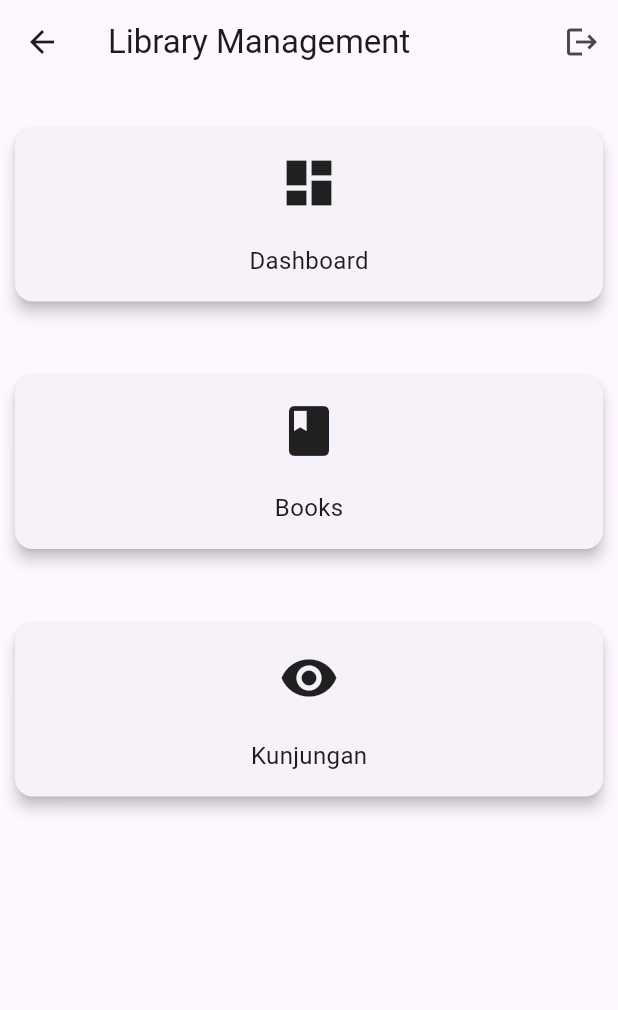
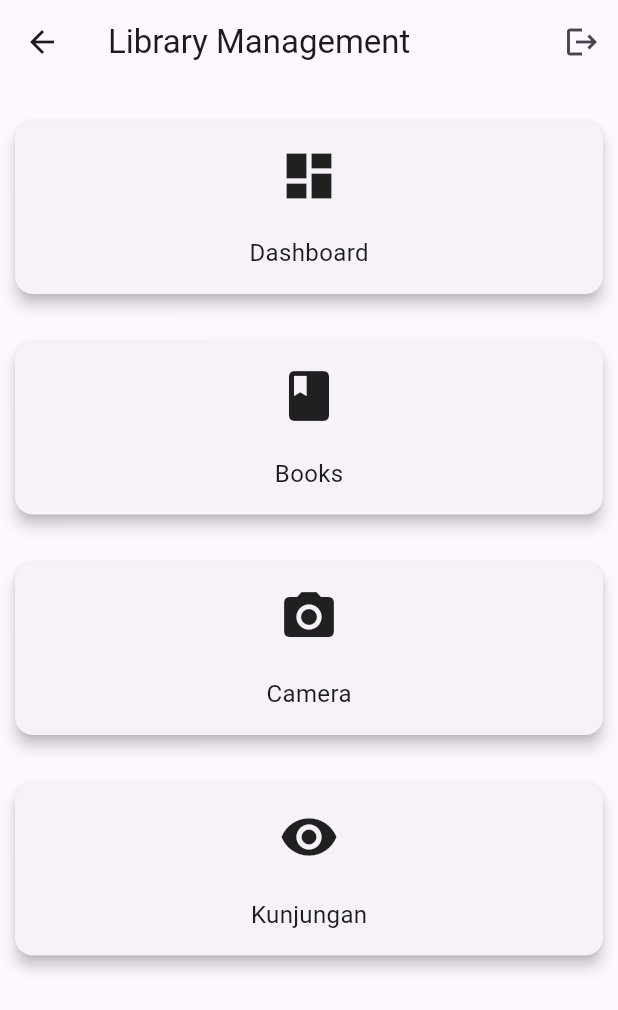
Before and after one commit to xzxcupapi/library-app, a Flutter app: the SettingScreen screen opened by its route, on a phone screen of 412 x 824 dp. Shown: the top 1010 px of the screen. Run offline on Flutter 3.47's test engine with Material 3 defaults, Android fonts, the light colour scheme and no system bars; our stand-ins replace camera, data_table_2, permission_handler, shared_preferences; accounts and stored records are empty.

Commit message:
Edit Settings Screen: Add Camera Grid

```diff
--- a/lib/screens/setting_screen.dart
+++ b/lib/screens/setting_screen.dart
@@ -40,9 +40,12 @@ class SettingScreen extends StatelessWidget {
           mainAxisAlignment: MainAxisAlignment.start,
           children: [
             _buildGridItem(context, 'Dashboard', Icons.dashboard, '/dashboard'),
-            const SizedBox(height: 10),
+            const SizedBox(height: 2),
             _buildGridItem(context, 'Books', Icons.book, '/books'),
-            const SizedBox(height: 10),
+            const SizedBox(height: 2),
+            _buildGridItem(
+                context, 'Camera', Icons.camera_alt, '/camera'),
+            const SizedBox(height: 2),
             _buildGridItem(
                 context, 'Kunjungan', Icons.visibility, '/kunjungan'),
           ],
@@ -59,7 +62,7 @@ class SettingScreen extends StatelessWidget {
       },
       child: Card(
         elevation: 4,
-        margin: const EdgeInsets.symmetric(vertical: 20),
+        margin: const EdgeInsets.symmetric(vertical: 15),
         child: Container(
           width: double.infinity,
           padding: const EdgeInsets.all(16.0),
```
